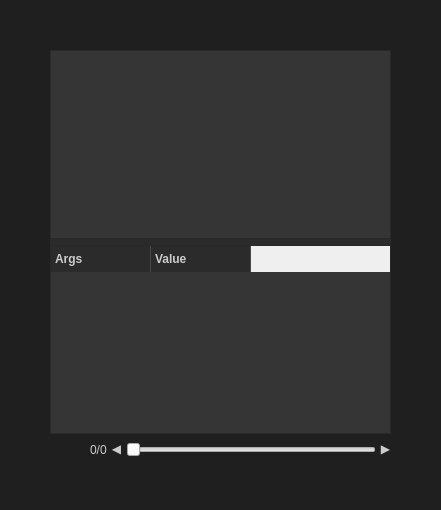
kuloPo/GFXReconstruct-Viewer, file src/ui/MainWindow.ui: the form before one commit.
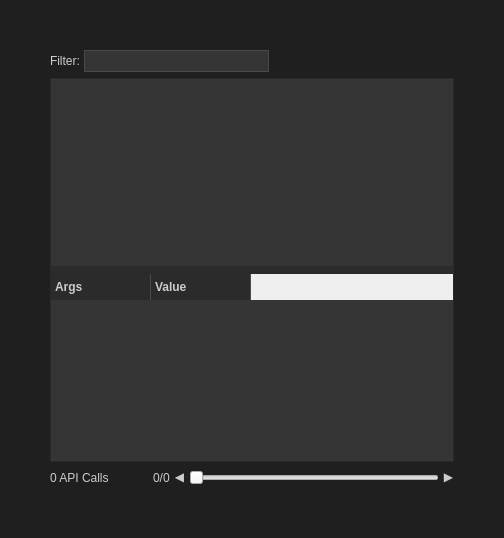
The form after the commit. Custom widgets are drawn as their Qt base class.

Commit message: add api filter

```diff
--- a/src/ui/MainWindow.ui
+++ b/src/ui/MainWindow.ui
@@ -27,6 +27,51 @@
     <property name="bottomMargin">
      <number>50</number>
     </property>
+    <item>
+     <layout class="QHBoxLayout" name="filterBarLayout">
+      <property name="spacing">
+       <number>4</number>
+      </property>
+      <item>
+       <widget class="QLabel" name="filterLabel">
+        <property name="text">
+         <string>Filter:</string>
+        </property>
+        <property name="styleSheet">
+         <string notr="true">color: #CCCCCC;</string>
+        </property>
+       </widget>
+      </item>
+      <item>
+       <widget class="QLineEdit" name="apiFilterEdit">
+        <property name="styleSheet">
+         <string notr="true">QLineEdit {
+    background-color: #353535;
+    color: #CCCCCC;
+    border: 1px solid #4A4A4A;
+    padding: 2px 4px;
+}
+QLineEdit:focus {
+    border: 1px solid #4A6FA5;
+}</string>
+        </property>
+       </widget>
+      </item>
+      <item>
+       <spacer name="filterBarSpacer">
+        <property name="orientation">
+         <enum>Qt::Horizontal</enum>
+        </property>
+        <property name="sizeHint" stdset="0">
+         <size>
+          <width>40</width>
+          <height>20</height>
+         </size>
+        </property>
+       </spacer>
+      </item>
+     </layout>
+    </item>
     <item>
      <widget class="QSplitter" name="tableSplitter">
       <property name="orientation">
@@ -162,13 +207,24 @@
         </property>
        </column>
       </widget>
-     </widget>
-    </item>
-    <item>
-     <layout class="QHBoxLayout" name="frameBarLayout">
+       </widget>
+     </item>
+     <item>
+      <layout class="QHBoxLayout" name="frameBarLayout">
       <property name="spacing">
        <number>4</number>
       </property>
+      <item>
+       <widget class="QLabel" name="apiListingLabel">
+        <property name="text">
+         <string>0 API Calls</string>
+        </property>
+        <property name="styleSheet">
+         <string notr="true">color: #CCCCCC;
+margin-top: -3px;</string>
+        </property>
+       </widget>
+      </item>
       <item>
        <spacer name="horizontalSpacer">
         <property name="orientation">
```
Left out of the diff: 6 changed lines with no effect on the pictures. The commit also changes 4 other files.
